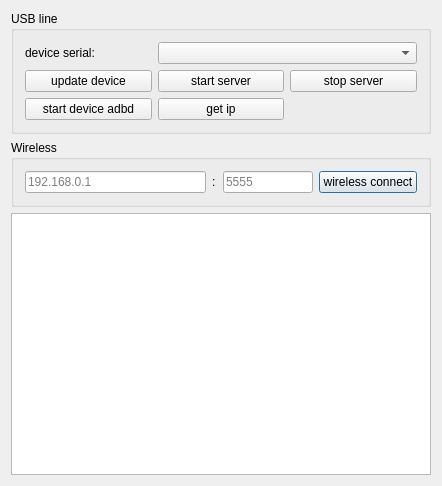
barry-ran/QtScrcpy, file QtScrcpy/dialog.ui: the form before one commit.
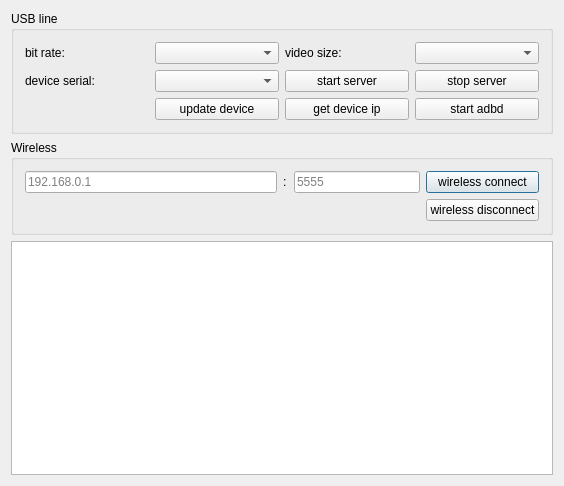
The form after the commit.

Commit message: 界面增加码率分辨率配置

What changed in the file:
```diff
--- a/QtScrcpy/dialog.ui
+++ b/QtScrcpy/dialog.ui
@@ -6,22 +6,10 @@
    <rect>
     <x>0</x>
     <y>0</y>
-    <width>442</width>
+    <width>564</width>
     <height>486</height>
    </rect>
   </property>
-  <property name="minimumSize">
-   <size>
-    <width>442</width>
-    <height>0</height>
-   </size>
-  </property>
-  <property name="maximumSize">
-   <size>
-    <width>442</width>
-    <height>16777215</height>
-   </size>
-  </property>
   <property name="windowTitle">
    <string>QtScrcpy</string>
   </property>
@@ -41,35 +29,8 @@
      <property name="title">
       <string>Wireless</string>
      </property>
-     <layout class="QGridLayout" name="gridLayout_4" columnstretch="2,1,1,0">
-      <item row="2" column="2">
-       <widget class="QLineEdit" name="devicePortEdt">
-        <property name="text">
-         <string/>
-        </property>
-        <property name="placeholderText">
-         <string notr="true">5555</string>
-        </property>
-       </widget>
-      </item>
-      <item row="2" column="3">
-       <widget class="QPushButton" name="wirelessConnectBtn">
-        <property name="text">
-         <string>wireless connect</string>
-        </property>
-       </widget>
-      </item>
-      <item row="2" column="0">
-       <widget class="QLineEdit" name="deviceIpEdt">
-        <property name="text">
-         <string/>
-        </property>
-        <property name="placeholderText">
-         <string notr="true">192.168.0.1</string>
-        </property>
-       </widget>
-      </item>
-      <item row="2" column="1">
+     <layout class="QGridLayout" name="gridLayout_4" columnstretch="2,0,0,1,0">
+      <item row="3" column="2">
        <widget class="QLabel" name="label">
         <property name="minimumSize">
          <size>
@@ -88,6 +49,40 @@
         </property>
        </widget>
       </item>
+      <item row="3" column="3">
+       <widget class="QLineEdit" name="devicePortEdt">
+        <property name="text">
+         <string/>
+        </property>
+        <property name="placeholderText">
+         <string notr="true">5555</string>
+        </property>
+       </widget>
+      </item>
+      <item row="3" column="0">
+       <widget class="QLineEdit" name="deviceIpEdt">
+        <property name="text">
+         <string/>
+        </property>
+        <property name="placeholderText">
+         <string notr="true">192.168.0.1</string>
+        </property>
+       </widget>
+      </item>
+      <item row="3" column="4">
+       <widget class="QPushButton" name="wirelessConnectBtn">
+        <property name="text">
+         <string>wireless connect</string>
+        </property>
+       </widget>
+      </item>
+      <item row="4" column="4">
+       <widget class="QPushButton" name="wirelessDisConnectBtn">
+        <property name="text">
+         <string>wireless disconnect</string>
+        </property>
+       </widget>
+      </item>
      </layout>
     </widget>
    </item>
@@ -97,50 +92,74 @@
       <string>USB line</string>
      </property>
      <layout class="QGridLayout" name="gridLayout">
-      <item row="4" column="0">
-       <widget class="QPushButton" name="startAdbdBtn">
-        <property name="text">
-         <string>start device adbd</string>
-        </property>
-       </widget>
+      <item row="1" column="1">
+       <widget class="QComboBox" name="serialBox"/>
       </item>
-      <item row="3" column="2">
+      <item row="1" column="3">
        <widget class="QPushButton" name="stopServerBtn">
         <property name="text">
          <string>stop server</string>
         </property>
        </widget>
       </item>
-      <item row="3" column="0">
-       <widget class="QPushButton" name="updateDevice">
-        <property name="text">
-         <string>update device</string>
-        </property>
-       </widget>
-      </item>
-      <item row="3" column="1">
+      <item row="1" column="2">
        <widget class="QPushButton" name="startServerBtn">
         <property name="text">
          <string>start server</string>
         </property>
        </widget>
       </item>
-      <item row="0" column="0">
+      <item row="1" column="0">
        <widget class="QLabel" name="label_2">
         <property name="text">
          <string>device serial:</string>
         </property>
        </widget>
       </item>
-      <item row="4" column="1">
+      <item row="0" column="0">
+       <widget class="QLabel" name="label_3">
+        <property name="text">
+         <string>bit rate:</string>
+        </property>
+       </widget>
+      </item>
+      <item row="0" column="1">
+       <widget class="QComboBox" name="bitRateBox">
+        <property name="currentText">
+         <string/>
+        </property>
+       </widget>
+      </item>
+      <item row="0" column="2">
+       <widget class="QLabel" name="label_4">
+        <property name="text">
+         <string>video size:</string>
+        </property>
+       </widget>
+      </item>
+      <item row="0" column="3">
+       <widget class="QComboBox" name="videoSizeBox"/>
+      </item>
+      <item row="4" column="3">
+       <widget class="QPushButton" name="startAdbdBtn">
+        <property name="text">
+         <string>start adbd</string>
+        </property>
+       </widget>
+      </item>
+      <item row="4" column="2">
        <widget class="QPushButton" name="getIPBtn">
         <property name="text">
-         <string>get ip</string>
+         <string>get device ip</string>
         </property>
        </widget>
       </item>
-      <item row="0" column="1" colspan="2">
-       <widget class="QComboBox" name="serialBox"/>
+      <item row="4" column="1">
+       <widget class="QPushButton" name="updateDevice">
+        <property name="text">
+         <string>update device</string>
+        </property>
+       </widget>
       </item>
      </layout>
     </widget>
```
The commit also changes 4 other files.
